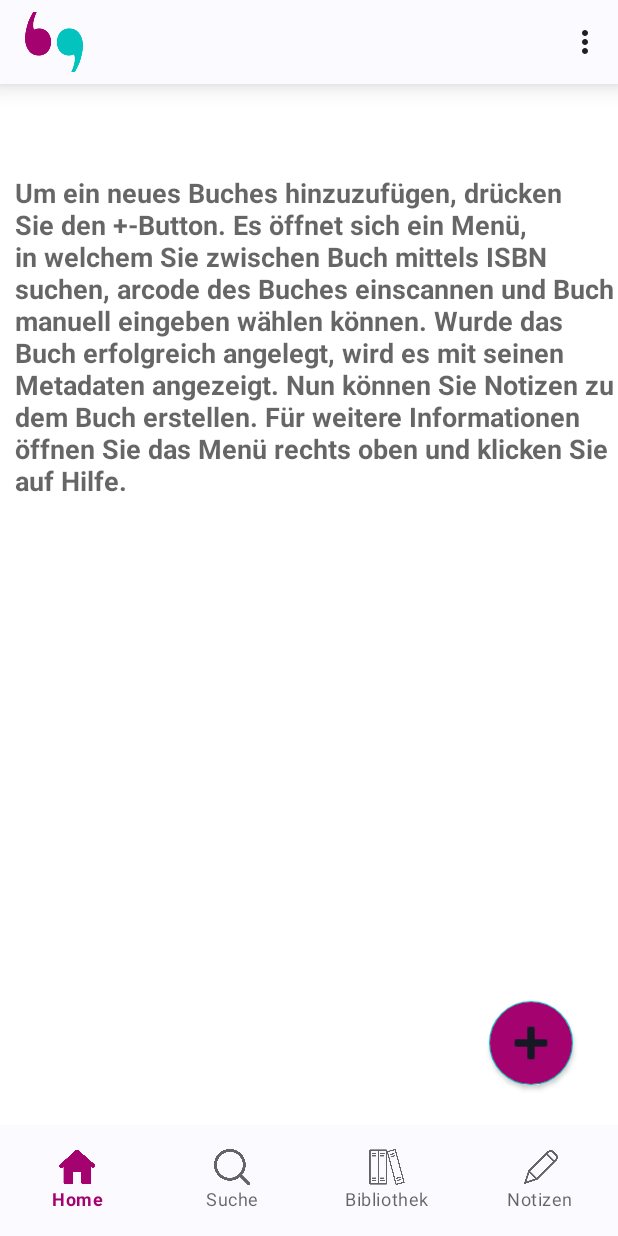
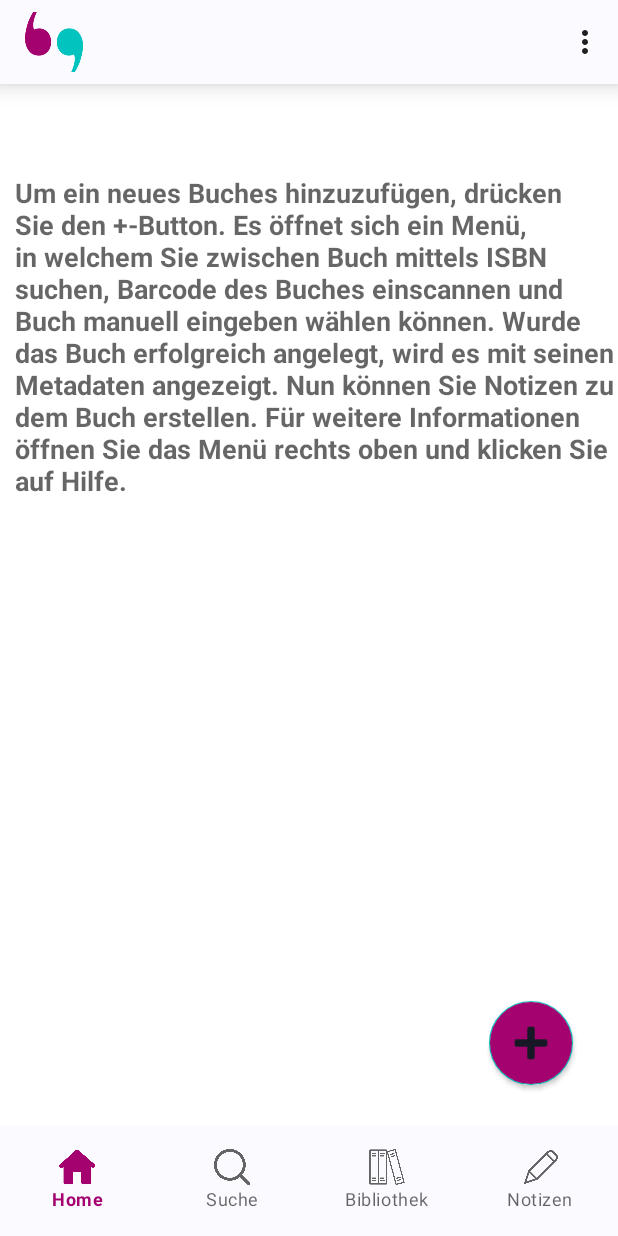
Before and after one commit to UniRegensburg/unsere-app-fur-die-universitat-regensburg-bib-buddy, an Android app: the fragment BookFragment placed in its activity, on a phone screen of 412 x 824 dp. Run offline under Robolectric (Android 15) with nearby library versions, the phone set to English and light mode, and no system bars; 2 statements that could not run were skipped.

Commit message:
Update strings.xml
Add necessary string resources to avoid blank strings in code.

Also adjust some naming and spacing here.

```diff
--- a/BibBuddy/app/src/main/res/values/strings.xml
+++ b/BibBuddy/app/src/main/res/values/strings.xml
@@ -1,12 +1,14 @@
 <resources>
+
+    <!-- App -->
     <string name="app_name">Bib Buddy</string>
     <string name="app_description">Eine offene Atmosphäre für deine Gedanken und Ideen bei der
         Recherche. Unser Service macht deine Literatur-Arbeit so intuitiv wie nie!</string>
 
-    <!-- Image Descriptions -->
-    <string name="description_logo">BibBuddy-Logo. Two stylized quotes forming a smiley face.</string>
+    <!-- General Image Descriptions -->
+    <string name="description_logo">BibBuddy-Logo. Two stylized quotes forming a
+        smiley face.</string>
     <string name="description_settings">A black gear icon, visualizing settings.</string>
-
     <string name="description_text_note">Text Note Icon</string>
     <string name="description_add_note">Add note button</string>
 
@@ -16,7 +18,7 @@
     <string name="navigation_library">Bibliothek</string>
     <string name="navigation_notes">Notizen</string>
 
-    <!-- Common -->
+    <!-- General -->
     <string name="empty_list">Keine Einträge vorhanden</string>
     <string name="navigation_settings">Einstellungen</string>
     <string name="back">zurück</string>
@@ -30,6 +32,11 @@
     <string name="export">Regal exportieren (BibTeX)</string>
     <string name="isbn_not_found">Ups, diese ISBN konnten wir nicht finden!</string>
     <string name="backup">Backup</string>
+    <string name="error">Fehler</string>
+    <string name="points"> …</string>
+    <string name="export_clicked">Export wurde geklickt</string>
+    <string name="delete_panel_notes">Delete Panel Notes</string>
+    <string name="todo_buchtitel">TODO Buchtitel</string>
 
     <!-- Library -->
     <string name="back_to">&lt; zurück zu</string>
@@ -42,16 +49,14 @@
     <string name="rename_shelf">Regal umbenennen</string>
     <string name="delete_shelf">Regal(e) löschen</string>
     <string name="delete_shelf_message">Alle ausgewählten Regale werden gelöscht inklusive der
-        Bücher und Notizen.
-        \n ACHTUNG! Diese Aktion kann nicht rückgängig gemacht werden.</string>
-    <string name="library_help">Um ein neues Regal anzulegen, drücken Sie den <b>+-Button</b>. Danach
-        geben Sie einen Namen ein. In dem Regal können Sie anschließend Ihre Bücher speichern und zu
-        diesen Notizen schreiben. Für weitere Informationen öffnen Sie das Menü rechts oben und
-        klicken Sie auf <b>Hilfe</b>. </string>
+        Bücher und Notizen. \n ACHTUNG! Diese Aktion kann nicht rückgängig gemacht werden.</string>
+    <string name="library_help">Um ein neues Regal anzulegen, drücken Sie den <b>+-Button</b>.
+        Danach geben Sie einen Namen ein. In dem Regal können Sie anschließend Ihre Bücher speichern
+        und zu diesen Notizen schreiben. Für weitere Informationen öffnen Sie das Menü rechts oben
+        und klicken Sie auf <b>Hilfe</b>. </string>
     <string name="add_shelf_tooltip">Neues Regal anlegen</string>
     <string name="deleted_shelf">Regal(e) wurde(n) gelöscht</string>
     <string name="renamed_shelf">Regal wurde umbenannt</string>
-
 
     <!-- Book -->
     <string name="book">Buch</string>
@@ -62,21 +67,21 @@
     <string name="book_icon">Buch Icon</string>
     <string name="add_book_tooltip">Neues Buch hinzufügen</string>
     <string name="book_help">Um ein neues Buches hinzuzufügen, drücken Sie den <b>+-Button</b>. Es
-        öffnet sich ein Menü, in welchem Sie zwischen <b>Buch mittels ISBN suchen</b>, <b>arcode des
-            Buches einscannen</b> und <b>Buch manuell eingeben</b> wählen können. Wurde das Buch erfolgreich
-        angelegt, wird es mit seinen Metadaten angezeigt. Nun können Sie Notizen zu dem Buch
-        erstellen. Für weitere Informationen öffnen Sie das Menü rechts oben und klicken Sie auf
-        <b>Hilfe</b>.</string>
-
+        öffnet sich ein Menü, in welchem Sie zwischen <b>Buch mittels ISBN suchen</b>, <b>Barcode
+        des Buches einscannen</b> und <b>Buch manuell eingeben</b> wählen können. Wurde das Buch
+        erfolgreich angelegt, wird es mit seinen Metadaten angezeigt. Nun können Sie Notizen zu dem
+        Buch erstellen. Für weitere Informationen öffnen Sie das Menü rechts oben und klicken Sie
+        auf <b>Hilfe</b>.</string>
     <string name="delete_book">Bücher löschen</string>
     <string name="deleted_book">Buch (Bücher) wurde(n) gelöscht</string>
     <string name="delete_book_message">Alle ausgewählten Bücher werden gelöscht inklusive der
-        Notizen.
-        \n ACHTUNG! Diese Aktion kann nicht rückgängig gemacht werden.</string>
-
+        Notizen. \n ACHTUNG! Diese Aktion kann nicht rückgängig gemacht werden.</string>
     <string name="add_book_scan_text">Barcode scannen</string>
     <string name="add_book_online_text">Im Online-Katalog suchen</string>
     <string name="add_book_manually_text">Manuell hinzufügen</string>
+    <string name="delete_book_notes_panel">Delete Book Notes Panel</string>
+    <string name="note_pen_icon">Note Pen Icon</string>
+    <string name="image_book">Image Book</string>
 
     <!-- Book Form -->
     <string name="book_form_isbn">ISBN</string>
@@ -95,16 +100,13 @@
     <string name="author_last_name">Nachname</string>
     <string name="author_title">Titel (optional)</string>
 
-
     <!-- Barcode Scanner -->
     <string name="isbn_scan">ISBN scannen</string>
     <string name="barcode_value">ISBN Nummer: </string>
 
-
     <!-- Note -->
     <string name="note">Notiz</string>
     <string name="note_icon">Notizen Icon</string>
-
     <string name="add_note">Notiz hinzufügen</string>
     <string name="add_note_tooltip">Neues Notiz erstellen</string>
     <string name="note_list_help"> Um eine neue Notiz hinzuzufügen, drücke Sie den <b>+-Button</b>
@@ -114,7 +116,6 @@
         die Notiz gespeichert. Sie ist dann unter dem jeweiligen Buch und in der gesamten Notizliste
         zu finden. Für weitere Informationen öffnen Sie das Menü rechts oben und klicken Sie auf
         <b>Hilfe</b>.</string>
-
     <string name="delete_note">Notizen löschen</string>
     <string name="deleted_notes">Notiz(en) wurde(n) gelöscht</string>
     <string name="delete_note_message">Alle ausgewählten Notizen werden gelöscht.
@@ -158,21 +159,16 @@
     <string name="storage_permission_cancel_btn">Abbrechen</string>
     <string name="storage_permission_denied">Zugriff verweigert</string>
     <string name="file_write_failed">File write failed:</string>
-    <string name="exported_file_stored_in">
-        Exportierte Datei ist gespeichert unter:
-    </string>
+    <string name="exported_file_stored_in">Exportierte Datei ist gespeichert unter:</string>
 
     <!-- Export: Empty Booklist -->
     <string name="empty_shelf">Das Regal ist leer.</string>
     <string name="empty_shelf_description">
-        Bitte stelle Bücher in das Regal, um den Export zu ermöglichen.
-    </string>
+        Bitte stelle Bücher in das Regal, um den Export zu ermöglichen.</string>
 
     <!-- Help Fragment -->
     <string name="headerHelp">Hilfe</string>
-
     <string name="help">Hilfe</string>
-
     <string name="library_help_text">
         <![CDATA[
         <h1><u>Hilfe zur Bibliothek</u></h1>
@@ -282,7 +278,7 @@
         <p>Wählen Sie ein Notiz aus, indem Sie diese gedrückt halten. Klicken Sie dann oben rechts
         auf das Menü und wählen Sie <b>Löschen</b> aus. Bestätigen Sie dann, dass Sie das Buch
         endgültig löschen wollen. <br><br>
-        <u><b>Achtung!</b></u> Die Notiz wird endgültig gelöscht und kann nicht wieder hergestellt
+        <b>Achtung!</b></u> Die Notiz wird endgültig gelöscht und kann nicht wieder hergestellt
         werden.<br><br>
         Wenn Sie mehrere Notizen gleichzeitg löschen wollen, wählen Sie mehrere Notizen aus und
         klicken Sie dann auf <b>Löschen</b> im Menü.</p>
@@ -354,10 +350,16 @@
         ]]>
     </string>
 
+    <!-- Voice Note Editor -->
+    <string name="temporary_audio_file">temporaryAudioFile</string>
+    <string name="audio_file_suffix">mpeg4</string>
+    <string name="voice_note_name">Sprachnotiz vom</string>
 
-
-
-    ""
-
+    <!-- Voice Note Editor Image Descriptions -->
+    <string name="record_microphone">record_microphone</string>
+    <string name="circle_stop">circle_stop</string>
+    <string name="circle_play">circle_play</string>
+    <string name="play_note">Play Note</string>
+    <string name="stop_note">Stop Note</string>
 
 </resources>
```
